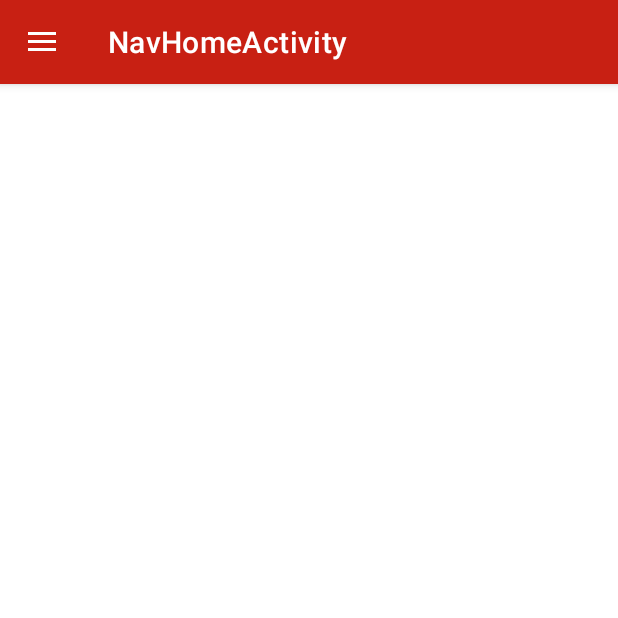
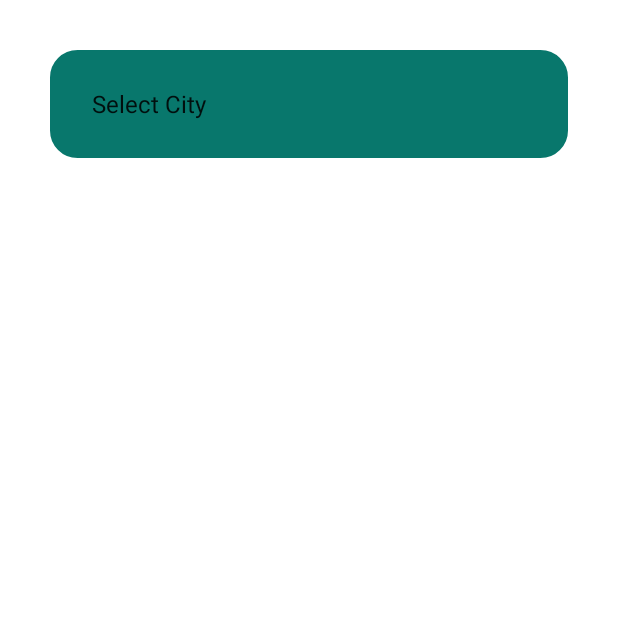
Before and after one commit to AR1610/MyAppInternship, an Android app: the screen it shows after launch (NavHomeActivity before the commit, SpinnerActivity after it), on a phone screen of 412 x 824 dp, the top half of it. Run offline under Robolectric (Android 15) with nearby library versions, the phone set to English and light mode, and no system bars; 2 statements that could not run were skipped.

Commit message:
Date,Time, Spinner

```diff
--- a/app/build.gradle
+++ b/app/build.gradle
@@ -39,6 +39,8 @@ dependencies {
     implementation 'androidx.lifecycle:lifecycle-viewmodel-ktx:2.4.0'
     implementation 'androidx.navigation:navigation-fragment:2.3.5'
     implementation 'androidx.navigation:navigation-ui:2.3.5'
+    implementation 'com.android.support:appcompat-v7:28.0.0'
+    implementation 'com.android.support.constraint:constraint-layout:2.0.4'
     testImplementation 'junit:junit:4.+'
     androidTestImplementation 'androidx.test.ext:junit:1.1.3'
     androidTestImplementation 'androidx.test.espresso:espresso-core:3.4.0'
--- a/app/src/main/AndroidManifest.xml
+++ b/app/src/main/AndroidManifest.xml
@@ -14,6 +14,12 @@
         android:roundIcon="@mipmap/ic_launcher_round"
         android:supportsRtl="true"
         android:theme="@style/Theme.MyAppInternship">
+        <activity
+            android:name=".SpinnerActivity"
+            android:exported="true" />
+        <activity
+            android:name=".DateTimeActivity"
+            android:exported="true" />
         <activity
             android:name=".NavHomeActivity"
             android:exported="true"
--- /dev/null
+++ b/app/src/main/java/com/myappinternship/SpinnerActivity.java
@@ -0,0 +1,85 @@
+package com.myappinternship;
+
+import android.graphics.Color;
+import android.os.Bundle;
+import android.view.View;
+import android.view.ViewGroup;
+import android.widget.AdapterView;
+import android.widget.ArrayAdapter;
+import android.widget.Spinner;
+import android.widget.TextView;
+
+import androidx.annotation.NonNull;
+import androidx.annotation.Nullable;
+import androidx.appcompat.app.AppCompatActivity;
+
+public class SpinnerActivity extends AppCompatActivity {
+
+    Spinner spinner;
+    TextView tvSpinner;
+    String strData[] = {"Select City", "Surat", "Ahmedabad", "Vadodara"};
+
+    @Override
+    protected void onCreate(Bundle savedInstanceState) {
+        super.onCreate(savedInstanceState);
+        setContentView(R.layout.activity_spinner);
+        spinner = findViewById(R.id.spinner);
+        tvSpinner = findViewById(R.id.tv_spinner);
+
+        ArrayAdapter<String> arrayAdapter = new ArrayAdapter<String>(this,
+                android.R.layout.simple_list_item_1, strData){
+
+            @NonNull
+            @Override
+            public View getView(int position, @Nullable View convertView, @NonNull ViewGroup parent) {
+
+                TextView tvData = (TextView) super.getView(position, convertView, parent);
+
+                if (position != 0){
+
+                    tvData.setTextColor(Color.WHITE);
+
+                }
+                return tvData;
+            }
+
+            @Override
+            public View getDropDownView(int position, @Nullable View convertView, @NonNull ViewGroup parent) {
+
+                TextView tvData = (TextView) super.getDropDownView(position, convertView, parent);
+                if (position == 0){
+
+                    tvData.setTextColor(Color.GRAY);
+                }else {
+
+                    tvData.setTextColor(Color.MAGENTA);
+
+                }
+
+                return  tvData;
+            }
+        };
+
+        spinner.setAdapter(arrayAdapter);
+
+        spinner.setOnItemSelectedListener(new AdapterView.OnItemSelectedListener() {
+            @Override
+            public void onItemSelected(AdapterView<?> parent, View view, int position, long id) {
+
+                String strOutPut = parent.getItemAtPosition(position).toString();
+
+                if (position != 0) {
+                    tvSpinner.setText(strOutPut);
+                }
+
+            }
+
+            @Override
+            public void onNothingSelected(AdapterView<?> parent) {
+
+            }
+        });
+
+
+    }
+}
--- a/app/src/main/java/com/myappinternship/SplashActivity.java
+++ b/app/src/main/java/com/myappinternship/SplashActivity.java
@@ -19,7 +19,7 @@ public class SplashActivity extends AppCompatActivity {
     new Handler().postDelayed(new Runnable() {
         @Override
         public void run() {
-            Intent i = new Intent(SplashActivity.this,NavHomeActivity.class);
+            Intent i = new Intent(SplashActivity.this,SpinnerActivity.class);
             startActivity(i);
             finish();
         }
--- /dev/null
+++ b/app/src/main/res/layout/activity_spinner.xml
@@ -0,0 +1,28 @@
+<?xml version="1.0" encoding="utf-8"?>
+<LinearLayout xmlns:android="http://schemas.android.com/apk/res/android"
+    xmlns:app="http://schemas.android.com/apk/res-auto"
+    xmlns:tools="http://schemas.android.com/tools"
+    android:layout_width="match_parent"
+    android:layout_height="match_parent"
+    tools:context=".SpinnerActivity"
+    android:orientation="vertical"
+    android:padding="30dp">
+
+
+    <Spinner
+        android:layout_width="match_parent"
+        android:layout_height="wrap_content"
+        android:id="@+id/spinner"
+        android:background="@drawable/btn_bg"
+        android:padding="15dp"/>
+
+    <TextView
+        android:layout_width="wrap_content"
+        android:layout_height="wrap_content"
+        android:id="@+id/tv_spinner"
+        android:textSize="30sp"
+        android:textColor="#BA4BCD"
+        android:layout_gravity="center"
+        android:layout_marginTop="20dp"/>
+
+</LinearLayout>
```
Also changed, not shown: app/src/main/java/com/myappinternship/DateTimeActivity.java (added, +77 -0 lines), app/src/main/res/layout/activity_date_time.xml (added, +62 -0 lines).
